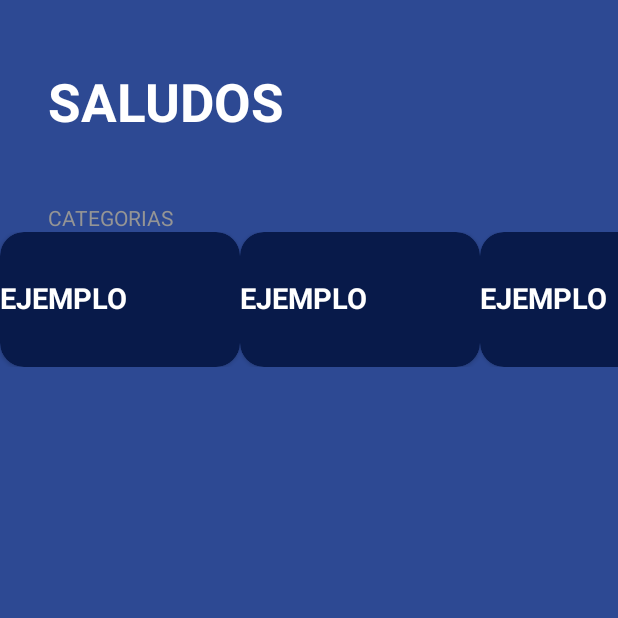
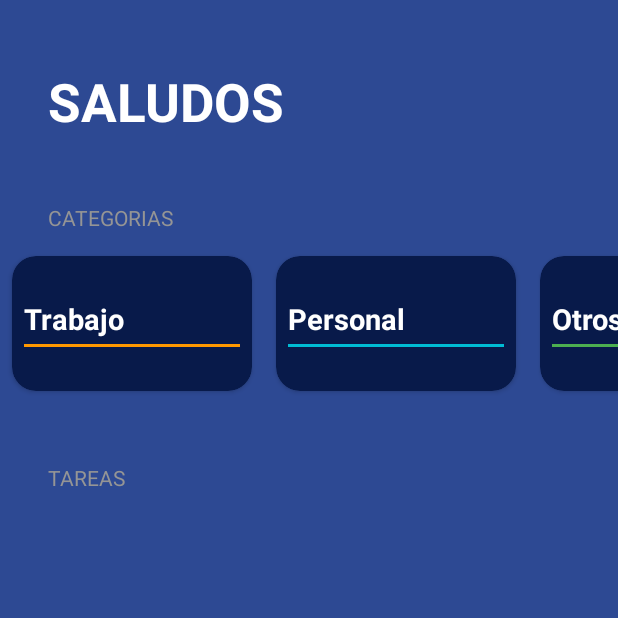
Before and after one commit to eulogioep/curso_android_2024, an Android app: the TodoAppActivity screen opened directly, with no data from a screen before it, on a phone screen of 412 x 824 dp, the top half of it. Run offline under Robolectric (Android 15) with nearby library versions, the phone set to English and light mode, and no system bars.

Commit message:
TODO APP: Terminadas las Categorias.

```diff
--- a/Aplicaciones/app/src/main/java/com/eulogioep/aplicaciones/todoapp/CategoriesViewHolder.kt
+++ b/Aplicaciones/app/src/main/java/com/eulogioep/aplicaciones/todoapp/CategoriesViewHolder.kt
@@ -1,9 +1,13 @@
 package com.eulogioep.aplicaciones.todoapp
+
 
 import android.view.View
 import android.widget.TextView
+import androidx.core.content.ContextCompat
 import androidx.recyclerview.widget.RecyclerView
 import com.eulogioep.aplicaciones.R
+
+
 
 class CategoriesViewHolder(view: View) : RecyclerView.ViewHolder(view) {
 
@@ -11,7 +15,23 @@ class CategoriesViewHolder(view: View) : RecyclerView.ViewHolder(view) {
     private val divider: View = view.findViewById(R.id.divider)
 
     fun render(taskCategory: TaskCategory){
-        tvCategoryName.text = "EJEMPLO"
+
+        when(taskCategory){
+            TaskCategory.Business -> {
+
+                tvCategoryName.text = ContextCompat.getString(divider.context, R.string.todo_text_business)
+                divider.setBackgroundColor(ContextCompat.getColor(divider.context, R.color.todo_business_category))
+
+            }
+            TaskCategory.Other -> {
+                tvCategoryName.text = ContextCompat.getString(divider.context, R.string.todo_text_other)
+                divider.setBackgroundColor(ContextCompat.getColor(divider.context, R.color.todo_other_category))
+            }
+            TaskCategory.Personal -> {
+                tvCategoryName.text = ContextCompat.getString(divider.context, R.string.todo_text_personal)
+                divider.setBackgroundColor(ContextCompat.getColor(divider.context, R.color.todo_personal_category))
+            }
+        }
 
     }
 }
--- /dev/null
+++ b/Aplicaciones/app/src/main/java/com/eulogioep/aplicaciones/todoapp/TasksAdapter.kt
@@ -0,0 +1,4 @@
+package com.eulogioep.aplicaciones.todoapp
+
+class TasksAdapter {
+}
--- /dev/null
+++ b/Aplicaciones/app/src/main/java/com/eulogioep/aplicaciones/todoapp/TasksViewHolder.kt
@@ -0,0 +1,12 @@
+package com.eulogioep.aplicaciones.todoapp
+
+import android.view.View
+import androidx.recyclerview.widget.RecyclerView
+
+class TasksViewHolder (view: View) : RecyclerView.ViewHolder(view) {
+
+
+    fun render(){
+
+    }
+}
--- a/Aplicaciones/app/src/main/java/com/eulogioep/aplicaciones/todoapp/TodoAppActivity.kt
+++ b/Aplicaciones/app/src/main/java/com/eulogioep/aplicaciones/todoapp/TodoAppActivity.kt
@@ -13,12 +13,15 @@ class TodoAppActivity : AppCompatActivity() {
 
     private val categories = listOf(
         TaskCategory.Business,
-        TaskCategory.Other,
-        TaskCategory.Personal
+        TaskCategory.Personal,
+        TaskCategory.Other
     )
 
     private lateinit var rvCategories: RecyclerView
     private lateinit var categoriesAdapter: CategoriesAdapter
+
+    private lateinit var rvTasks: RecyclerView
+
 
 
     override fun onCreate(savedInstanceState: Bundle?) {
@@ -38,6 +41,7 @@ class TodoAppActivity : AppCompatActivity() {
 
     private fun iniComponent() {
         rvCategories = findViewById(R.id.rvCategories)
+        rvTasks = findViewById(R.id.rvTasks)
     }
 
     private fun initUI() {
--- a/Aplicaciones/app/src/main/res/layout/activity_todo_app.xml
+++ b/Aplicaciones/app/src/main/res/layout/activity_todo_app.xml
@@ -14,22 +14,19 @@
         android:layout_height="wrap_content"
         android:layout_marginHorizontal="32dp"
         android:layout_marginVertical="44dp"
+        android:text="@string/todo_tv_welcome"
         android:textAllCaps="true"
         android:textColor="@color/white"
         android:textSize="35sp"
-        android:textStyle="bold"
-        android:text="@string/todo_tv_welcome">
+        android:textStyle="bold">
 
     </TextView>
 
     <TextView
+        style="@style/TodoSubtitle"
         android:layout_width="wrap_content"
         android:layout_height="wrap_content"
-        android:text="@string/todo_categorias"
-        android:textAllCaps="true"
-        android:textColor="@color/todo_subtitle_text"
-        android:layout_marginHorizontal="32dp">
-    </TextView>
+        android:text="@string/todo_categorias"></TextView>
 
     <androidx.recyclerview.widget.RecyclerView
         android:id="@+id/rvCategories"
@@ -38,4 +35,21 @@
 
     </androidx.recyclerview.widget.RecyclerView>
 
+    <TextView
+        style="@style/TodoSubtitle"
+        android:layout_width="wrap_content"
+        android:layout_height="wrap_content"
+        android:layout_marginTop="32dp"
+        android:text="@string/todo_tasks">
+
+    </TextView>
+
+    <androidx.recyclerview.widget.RecyclerView
+        android:id="@+id/rvTasks"
+        android:layout_width="match_parent"
+        android:layout_height="wrap_content">
+
+    </androidx.recyclerview.widget.RecyclerView>
+
+
 </LinearLayout>
--- a/Aplicaciones/app/src/main/res/layout/item_task_category.xml
+++ b/Aplicaciones/app/src/main/res/layout/item_task_category.xml
@@ -4,23 +4,26 @@
     xmlns:tools="http://schemas.android.com/tools"
     android:layout_width="160dp"
     android:layout_height="90dp"
+    android:layout_marginHorizontal="8dp"
+    android:layout_marginVertical="16dp"
     app:cardBackgroundColor="@color/todo_background_card"
     app:cardCornerRadius="16dp">
 
     <LinearLayout
         android:layout_width="match_parent"
         android:layout_height="match_parent"
-        android:orientation="vertical"
-        android:gravity="center_vertical">
+        android:layout_margin="8dp"
+        android:gravity="center_vertical"
+        android:orientation="vertical">
 
         <TextView
             android:id="@+id/tvCategoryName"
             android:layout_width="wrap_content"
             android:layout_height="wrap_content"
-            tools:text="Prueba"
             android:textColor="@color/white"
             android:textSize="19sp"
-            android:textStyle="bold">
+            android:textStyle="bold"
+            tools:text="Prueba">
 
         </TextView>
 
@@ -28,6 +31,7 @@
             android:id="@+id/divider"
             android:layout_width="match_parent"
             android:layout_height="2dp"
+            android:layout_marginTop="4dp"
             tools:background="@color/white">
 
         </View>
--- a/Aplicaciones/app/src/main/res/values/strings.xml
+++ b/Aplicaciones/app/src/main/res/values/strings.xml
@@ -32,4 +32,8 @@
     <string name="todo_button_app">tareas app</string>
     <string name="todo_tv_welcome">saludos</string>
     <string name="todo_categorias">categorias</string>
+    <string name="todo_text_business">Trabajo</string>
+    <string name="todo_text_other">Otros</string>
+    <string name="todo_text_personal">Personal</string>
+    <string name="todo_tasks">tareas</string>
 </resources>
--- a/Aplicaciones/app/src/main/res/values/themes.xml
+++ b/Aplicaciones/app/src/main/res/values/themes.xml
@@ -28,4 +28,10 @@
         <!-- Customize your theme here. -->
     </style>
 
+    <style name="TodoSubtitle">
+        <item name="textAllCaps">true</item>
+        <item name="android:textColor">@color/todo_subtitle_text</item>
+        <item name="android:layout_marginHorizontal">32dp</item>
+    </style>
+
 </resources>
```
Also changed, not shown: 1 other file.
